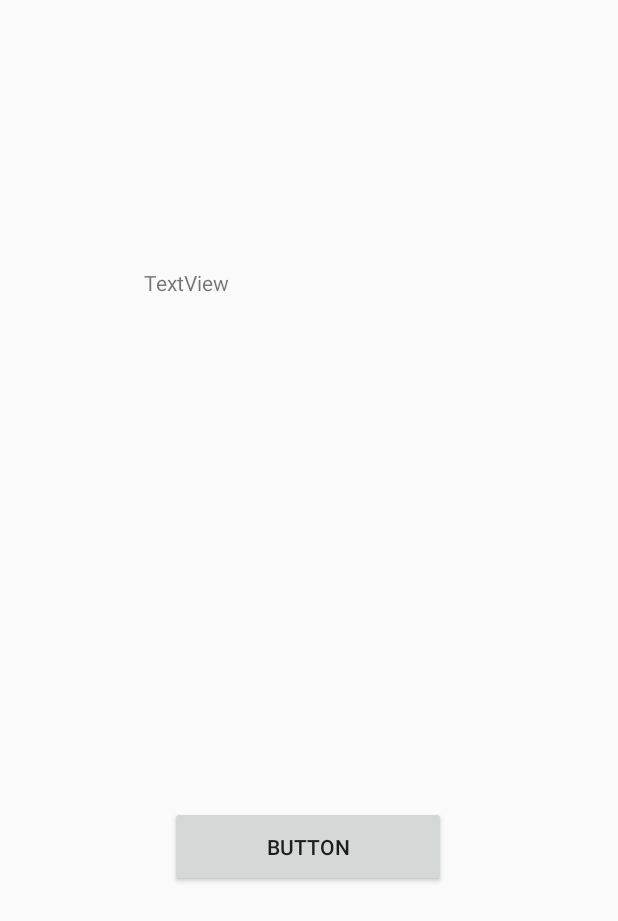
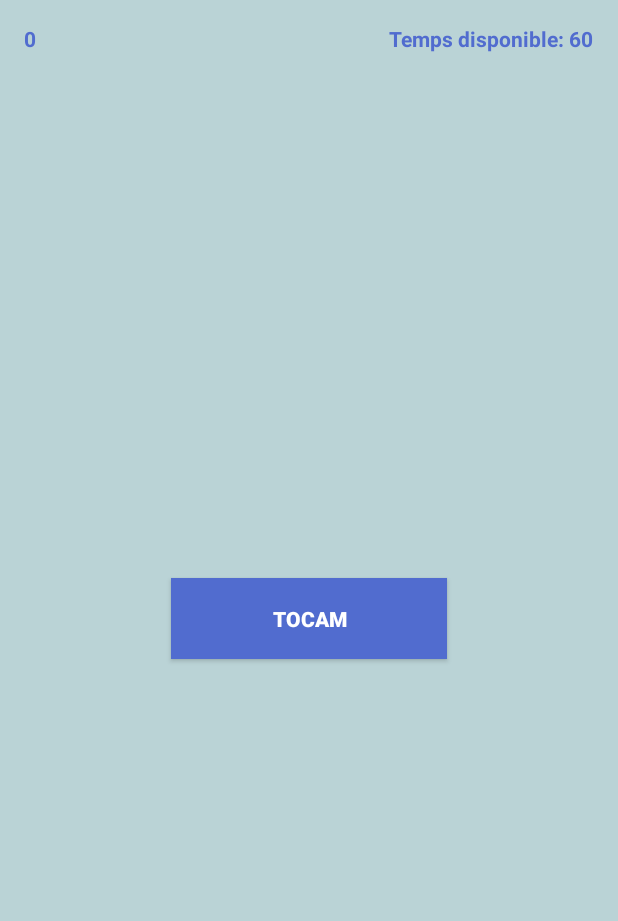
Before and after one commit to agisbertb/Comptador, an Android app built with Jetpack Compose: the screen it shows after launch (MainActivity), on a phone screen of 412 x 824 dp. Shown: the top 921 px of the screen. Run offline under Robolectric (Android 15) with nearby library versions, the phone set to English and light mode, and no system bars.

Commit message:
Video ComptadorAndroidPrimersPassos, fet

```diff
--- a/app/src/main/java/me/andreugisbert/dam/comptador/MainActivity.kt
+++ b/app/src/main/java/me/andreugisbert/dam/comptador/MainActivity.kt
@@ -1,6 +1,8 @@
 package me.andreugisbert.dam.comptador
 
 import android.os.Bundle
+import android.widget.Button
+import android.widget.TextView
 import androidx.activity.ComponentActivity
 import androidx.activity.compose.setContent
 import androidx.compose.foundation.layout.fillMaxSize
@@ -13,8 +15,29 @@ import androidx.compose.ui.tooling.preview.Preview
 import me.andreugisbert.dam.comptador.ui.theme.ComptadorTheme
 
 class MainActivity : ComponentActivity() {
+
+    internal lateinit var tapMeButton : Button
+    internal lateinit var timeTextView : TextView
+    internal lateinit var counterTextView : TextView
+    internal var counter = 0
+    internal var time = 60
     override fun onCreate(savedInstanceState: Bundle?) {
         super.onCreate(savedInstanceState)
         setContentView(R.layout.layout_main)
+
+        tapMeButton = findViewById(R.id.tapMeButton)
+        timeTextView = findViewById(R.id.timeTextView)
+        counterTextView = findViewById(R.id.couterTextView)
+
+        tapMeButton.setOnClickListener{
+            incrementCounter()
+            // TODO -> Iniciar el comptador
+        }
+//        timeTextView.text = time.toString()
+        timeTextView.text = getString(R.string.timeText, time)
+    }
+    private fun incrementCounter(){
+        counter += 1
+        counterTextView.text = counter.toString()
     }
 }
--- a/app/src/main/res/layout/layout_main.xml
+++ b/app/src/main/res/layout/layout_main.xml
@@ -4,30 +4,44 @@
     xmlns:tools="http://schemas.android.com/tools"
     android:id="@+id/linearLayout"
     android:layout_width="match_parent"
-    android:layout_height="match_parent">
+    android:layout_height="match_parent"
+    android:background="#BAD3D6">
 
     <Button
-        android:id="@+id/button"
+        android:id="@+id/tapMeButton"
         android:layout_width="184dp"
         android:layout_height="54dp"
-        android:text="Button"
+        android:background="#516CCF"
+        android:text="@string/touchme"
+        android:textColor="#FFFFFF"
+        android:textStyle="bold"
         app:layout_constraintBottom_toBottomOf="parent"
         app:layout_constraintEnd_toEndOf="parent"
-        app:layout_constraintHorizontal_bias="0.498"
         app:layout_constraintStart_toStartOf="parent"
-        app:layout_constraintTop_toTopOf="parent"
-        app:layout_constraintVertical_bias="0.698" />
+        app:layout_constraintTop_toTopOf="parent" />
 
     <TextView
-        android:id="@+id/textView"
-        android:layout_width="228dp"
-        android:layout_height="54dp"
-        android:text="TextView"
-        app:layout_constraintBottom_toBottomOf="parent"
+        android:id="@+id/couterTextView"
+        android:layout_width="wrap_content"
+        android:layout_height="wrap_content"
+        android:layout_marginStart="16dp"
+        android:layout_marginTop="16dp"
+        android:text="0"
+        android:textColor="#516CCF"
+        android:textStyle="bold"
+        app:layout_constraintStart_toStartOf="parent"
+        app:layout_constraintTop_toTopOf="parent" />
+
+    <TextView
+        android:id="@+id/timeTextView"
+        android:layout_width="wrap_content"
+        android:layout_height="wrap_content"
+        android:layout_marginTop="16dp"
+        android:layout_marginEnd="16dp"
+        android:text="@string/timeText"
+        android:textColor="#516CCF"
+        android:textStyle="bold"
         app:layout_constraintEnd_toEndOf="parent"
-        app:layout_constraintHorizontal_bias="0.522"
-        app:layout_constraintStart_toStartOf="parent"
-        app:layout_constraintTop_toTopOf="parent"
-        app:layout_constraintVertical_bias="0.232" />
+        app:layout_constraintTop_toTopOf="parent" />
 
 </androidx.constraintlayout.widget.ConstraintLayout>
--- a/app/src/main/res/values/strings.xml
+++ b/app/src/main/res/values/strings.xml
@@ -1,3 +1,5 @@
 <resources>
     <string name="app_name">Comptador</string>
+    <string name="touchme">Tocam</string>
+    <string name="timeText">Temps disponible: %1$d</string>
 </resources>
```
